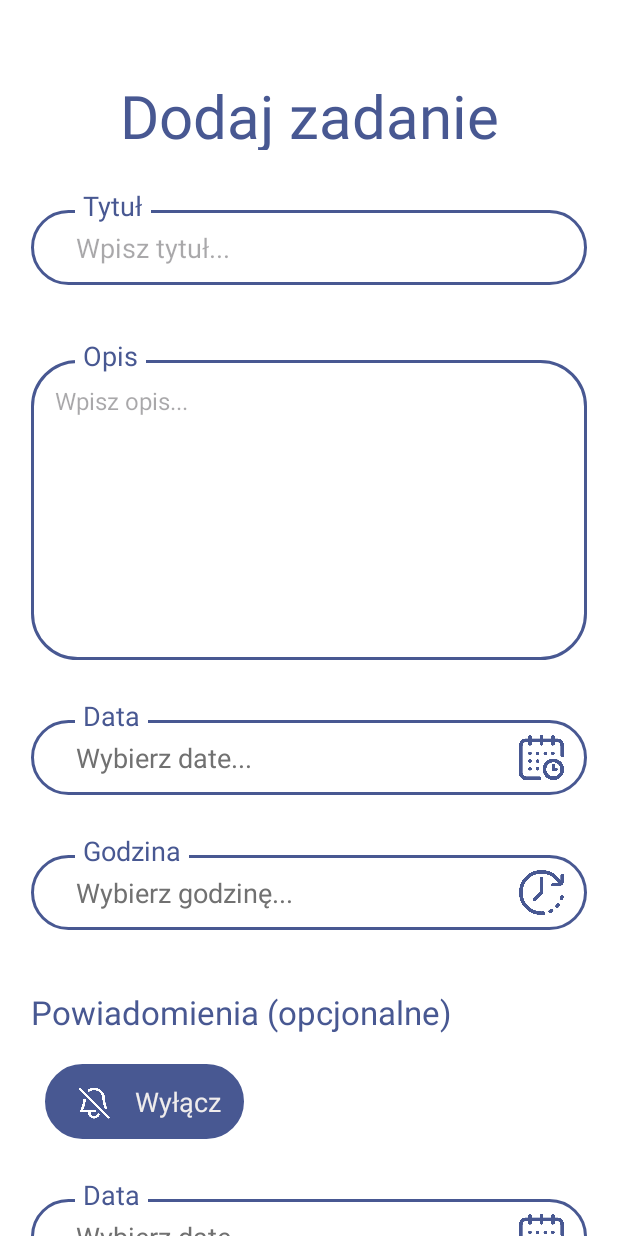
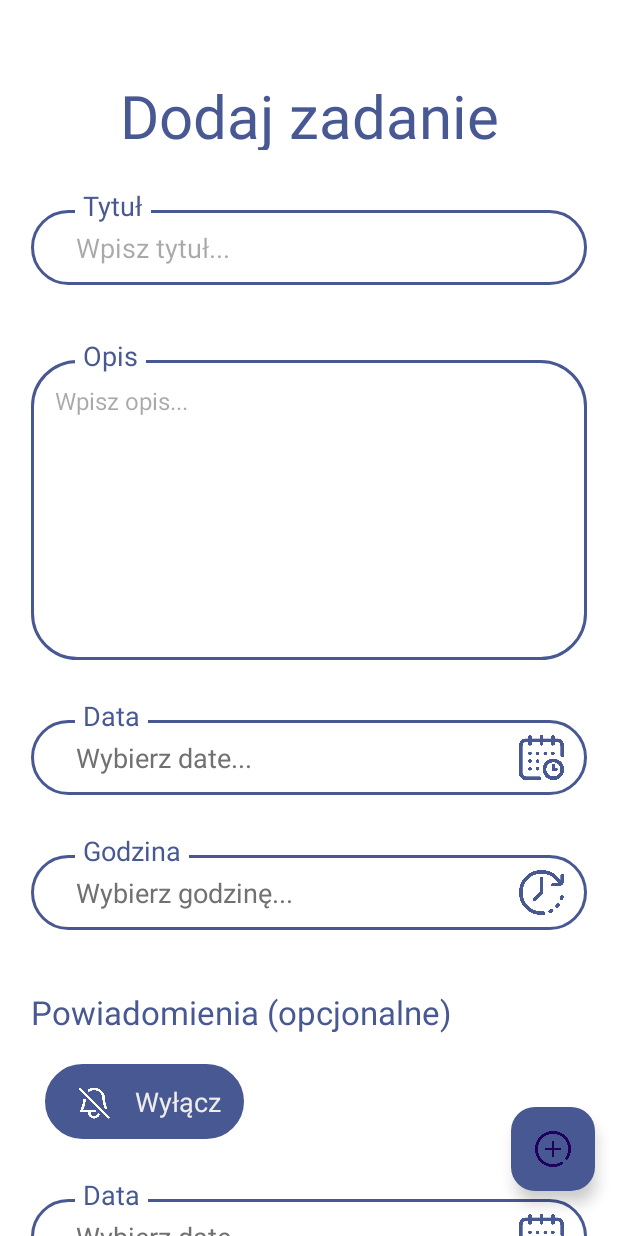
Before and after one commit to SebastianCieslik245787/TodoApp, an Android app: the screen it shows after launch (MainActivity), on a phone screen of 412 x 824 dp. Run offline under Robolectric (Android 15) with nearby library versions, the light colour scheme and no system bars.

Commit message:
Adding Floating action button

```diff
--- a/app/src/main/res/layout/activity_main.xml
+++ b/app/src/main/res/layout/activity_main.xml
@@ -1,11 +1,25 @@
 <?xml version="1.0" encoding="utf-8"?>
-<androidx.constraintlayout.widget.ConstraintLayout xmlns:android="http://schemas.android.com/apk/res/android"
+<androidx.constraintlayout.widget.ConstraintLayout
+    xmlns:android="http://schemas.android.com/apk/res/android"
     xmlns:tools="http://schemas.android.com/tools"
+    xmlns:app="http://schemas.android.com/apk/res-auto"
     android:id="@+id/main"
     android:layout_width="match_parent"
     android:layout_height="match_parent"
     tools:context=".MainActivity">
 
-    <include layout="@layout/todo_task_creator"/>
+    <include layout="@layout/todo_task_creator" />
+
+    <com.google.android.material.floatingactionbutton.FloatingActionButton
+        android:id="@+id/fab"
+        android:layout_width="wrap_content"
+        android:layout_height="wrap_content"
+        android:contentDescription="Dodaj zadanie"
+        app:backgroundTint="@color/stroke"
+        app:srcCompat="@drawable/add_task_icon"
+        app:layout_constraintBottom_toBottomOf="parent"
+        app:layout_constraintEnd_toEndOf="parent"
+        android:layout_marginBottom="30dp"
+        android:layout_marginRight="15dp" />
 
 </androidx.constraintlayout.widget.ConstraintLayout>
```
Also changed, not shown: app/src/main/res/drawable/add_task_icon.png (added).
